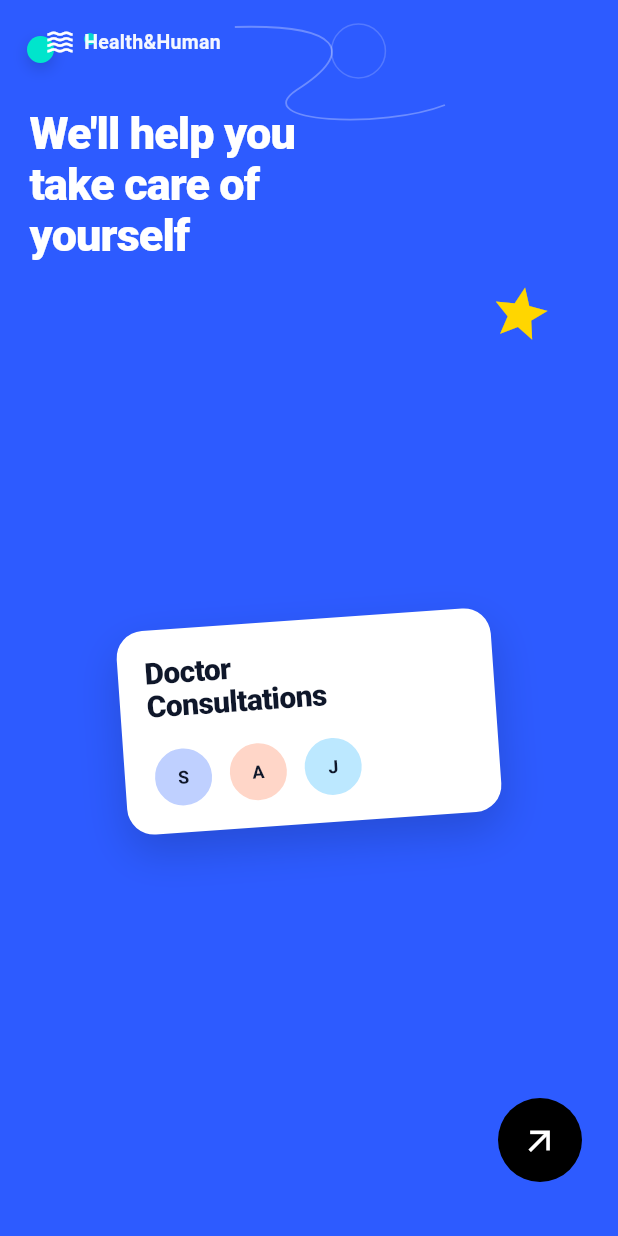
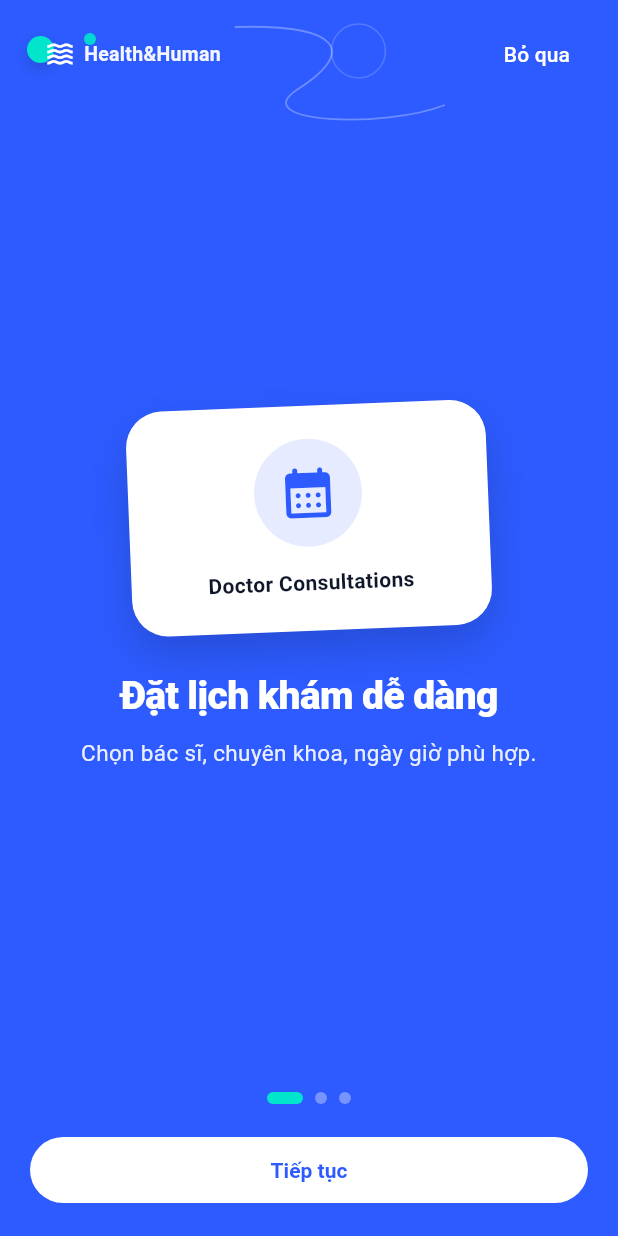
Before and after one commit to WilliamsHugh/ClinicAppoiment, a Flutter app: the WelcomePage screen opened directly, on a phone screen of 412 x 824 dp. Run offline on Flutter 3.47's test engine with Material 3 defaults, Android fonts, the phone set to English and light mode, and no system bars; our stand-ins replace flutter_secure_storage, qr_flutter; accounts and stored records are empty.

Commit message:
feat(onboarding): convert patient welcome screen into three-slide page view

```diff
--- a/apps/patient-app/lib/features/onboarding/welcome_page.dart
+++ b/apps/patient-app/lib/features/onboarding/welcome_page.dart
@@ -1,23 +1,106 @@
 import 'package:flutter/material.dart';
 
 import '../../core/theme/app_theme.dart';
+import '../auth/auth_page.dart';
 
-/// Màn hình Welcome / Onboarding - bám sát hình giữa trong mobile_ui.png
-/// Nền xanh #2D5BFF, tiêu đề "We'll help you take care of yourself",
-/// card "Doctor Consultations" nghiêng nhẹ + nút mũi tên.
-class WelcomePage extends StatelessWidget {
-  const WelcomePage({super.key, this.onGetStarted});
+class OnboardingSlideData {
+  const OnboardingSlideData({
+    required this.title,
+    required this.description,
+    required this.icon,
+    required this.badgeLabel,
+  });
+
+  final String title;
+  final String description;
+  final IconData icon;
+  final String badgeLabel;
+}
+
+const List<OnboardingSlideData> kOnboardingSlides = [
+  OnboardingSlideData(
+    title: 'Đặt lịch khám dễ dàng',
+    description: 'Chọn bác sĩ, chuyên khoa, ngày giờ phù hợp.',
+    icon: Icons.calendar_month_rounded,
+    badgeLabel: 'Doctor Consultations',
+  ),
+  OnboardingSlideData(
+    title: 'Theo dõi lịch hẹn',
+    description: 'Xem vé khám, QR check-in, đổi/hủy lịch linh hoạt.',
+    icon: Icons.qr_code_scanner_rounded,
+    badgeLabel: 'Smart Check-in QR',
+  ),
+  OnboardingSlideData(
+    title: 'Hồ sơ sức khỏe của bạn',
+    description: 'Xem bệnh án, đơn thuốc, tiền sử khám bệnh.',
+    icon: Icons.health_and_safety_rounded,
+    badgeLabel: 'Electronic Records',
+  ),
+];
+
+/// Màn hình Welcome / Onboarding 3 slides với PageView, dot indicator và nút "Bắt đầu".
+class WelcomePage extends StatefulWidget {
+  const WelcomePage({
+    super.key,
+    this.onGetStarted,
+    this.onLogin,
+    this.onRegister,
+  });
 
   final VoidCallback? onGetStarted;
+  final Future<void> Function(String email, String password)? onLogin;
+  final Future<bool> Function(String name, String email, String password)?
+      onRegister;
+
+  @override
+  State<WelcomePage> createState() => _WelcomePageState();
+}
+
+class _WelcomePageState extends State<WelcomePage> {
+  final PageController _pageController = PageController();
+  int _currentIndex = 0;
+
+  @override
+  void dispose() {
+    _pageController.dispose();
+    super.dispose();
+  }
+
+  void _completeOnboarding() {
+    if (widget.onGetStarted != null) {
+      widget.onGetStarted!();
+      return;
+    }
+    Navigator.of(context).pushReplacement(
+      MaterialPageRoute<void>(
+        builder: (_) => AuthPage(
+          onLogin: widget.onLogin ?? (_, __) async {},
+          onRegister: widget.onRegister ?? (_, __, ___) async => false,
+        ),
+      ),
+    );
+  }
+
+  void _nextSlide() {
+    if (_currentIndex < kOnboardingSlides.length - 1) {
+      _pageController.nextPage(
+        duration: const Duration(milliseconds: 280),
+        curve: Curves.easeOutCubic,
+      );
+    } else {
+      _completeOnboarding();
+    }
+  }
 
   @override
   Widget build(BuildContext context) {
+    final isLastSlide = _currentIndex == kOnboardingSlides.length - 1;
+
     return Scaffold(
       backgroundColor: ClinicColors.primary,
       body: SafeArea(
         child: Stack(
           children: [
-            // Decorative elements giống hình Figma
             Positioned(
               top: 24,
               left: 18,
@@ -49,7 +132,6 @@ class WelcomePage extends StatelessWidget {
                 ),
               ),
             ),
-            // Line art mờ phía trên (mô phỏng đường cong trong hình)
             Positioned(
               top: 8,
               left: 0,
@@ -59,24 +141,25 @@ class WelcomePage extends StatelessWidget {
                 painter: _LineArtPainter(),
               ),
             ),
-            // Nội dung chính
             Padding(
               padding: const EdgeInsets.fromLTRB(20, 12, 20, 20),
               child: Column(
-                crossAxisAlignment: CrossAxisAlignment.start,
+                crossAxisAlignment: CrossAxisAlignment.stretch,
                 children: [
-                  // Status bar fake spacing + logo header
                   Row(
                     children: [
-                      // Logo 3 sóng
                       Container(
                         padding: const EdgeInsets.symmetric(
-                            horizontal: 10, vertical: 6),
+                          horizontal: 10,
+                          vertical: 6,
+                        ),
                         child: Row(
                           children: [
-                            // icon sóng
-                            const Icon(Icons.waves,
-                                color: Colors.white, size: 20),
+                            const Icon(
+                              Icons.waves,
+                              color: Colors.white,
+                              size: 20,
+                            ),
                             const SizedBox(width: 6),
                             Text(
                               'Health&Human',
@@ -91,124 +174,66 @@ class WelcomePage extends StatelessWidget {
                         ),
                       ),
                       const Spacer(),
-                    ],
+                      if (!isLastSlide)
+                        TextButton(
+                          onPressed: _completeOnboarding,
+                          style: TextButton.styleFrom(
+                            foregroundColor: Colors.white,
                           ),
-                  const SizedBox(height: 28),
-                  // Headline
-                  const Text(
-                    'We\'ll help you\ntake care of\nyourself',
-                    style: TextStyle(
-                      color: Colors.white,
-                      fontSize: 30,
-                      height: 1.12,
-                      fontWeight: FontWeight.w800,
-                      letterSpacing: -0.6,
-                    ),
-                  ),
-                  const SizedBox(height: 14),
-                  // Yellow star
-                  Align(
-                    alignment: Alignment.centerRight,
-                    child: Padding(
-                      padding: const EdgeInsets.only(right: 24),
-                      child: Transform.rotate(
-                        angle: 0.18,
-                        child: const Icon(
-                          Icons.star,
-                          color: Color(0xFFFFD600),
-                          size: 42,
-                        ),
-                      ),
-                    ),
-                  ),
-                  const Spacer(),
-                  // Card Doctor Consultations (trắng, xoay nhẹ)
-                  Center(
-                    child: Transform.rotate(
-                      angle: -0.07,
-                      child: Container(
-                        width: 250,
-                        padding: const EdgeInsets.fromLTRB(18, 18, 18, 16),
-                        decoration: BoxDecoration(
-                          color: Colors.white,
-                          borderRadius: BorderRadius.circular(18),
-                          boxShadow: [
-                            BoxShadow(
-                              color: Colors.black.withValues(alpha: 0.16),
-                              blurRadius: 24,
-                              offset: const Offset(0, 12),
+                          child: const Text('Bỏ qua'),
                         ),
                     ],
                   ),
-                        child: const Column(
-                          crossAxisAlignment: CrossAxisAlignment.start,
-                          children: [
-                            Text(
-                              'Doctor\nConsultations',
-                              style: TextStyle(
-                                fontSize: 20,
-                                fontWeight: FontWeight.w800,
-                                height: 1.1,
-                                letterSpacing: -0.4,
-                                color: ClinicColors.ink,
+                  Expanded(
+                    child: PageView.builder(
+                      key: const Key('onboarding-page-view'),
+                      controller: _pageController,
+                      itemCount: kOnboardingSlides.length,
+                      onPageChanged: (index) {
+                        setState(() => _currentIndex = index);
+                      },
+                      itemBuilder: (context, index) {
+                        final slide = kOnboardingSlides[index];
+                        return _OnboardingSlideView(slide: slide);
+                      },
                     ),
                   ),
-                            SizedBox(height: 16),
+                  const SizedBox(height: 16),
                   Row(
-                              children: [
-                                _AvatarMini(
-                                    color: Color(0xFFBFD0FF), label: 'S'),
-                                SizedBox(width: 8),
-                                _AvatarMini(
-                                    color: Color(0xFFFFD6C8), label: 'A'),
-                                SizedBox(width: 8),
-                                _AvatarMini(
-                                    color: Color(0xFFBCE8FF), label: 'J'),
-                              ],
+                    mainAxisAlignment: MainAxisAlignment.center,
+                    children: List.generate(kOnboardingSlides.length, (index) {
+                      final active = index == _currentIndex;
+                      return AnimatedContainer(
+                        key: Key('onboarding-dot-$index'),
+                        duration: const Duration(milliseconds: 220),
+                        margin: const EdgeInsets.symmetric(horizontal: 4),
+                        width: active ? 24 : 8,
+                        height: 8,
+                        decoration: BoxDecoration(
+                          color: active
+                              ? const Color(0xFF00E5CC)
+                              : Colors.white.withValues(alpha: 0.35),
+                          borderRadius: BorderRadius.circular(99),
                         ),
-                          ],
+                      );
+                    }),
                   ),
-                      ),
-                    ),
-                  ),
-                  const Spacer(),
-                  // Decor shape dưới card (tam giác xanh đậm)
-                  Stack(
-                    clipBehavior: Clip.none,
-                    children: [
-                      // Fake bottom round container hint already via card above
-                      Align(
-                        alignment: Alignment.bottomRight,
-                        child: Padding(
-                          padding: const EdgeInsets.only(right: 4, bottom: 8),
-                          child: Container(
-                            width: 56,
-                            height: 56,
-                            decoration: const BoxDecoration(
-                              color: Colors.black,
-                              shape: BoxShape.circle,
-                            ),
-                            child: const Icon(
-                              Icons.arrow_outward,
-                              color: Colors.white,
-                              size: 26,
-                            ),
-                          ),
-                        ),
-                      ),
-                    ],
-                  ),
-                  const SizedBox(height: 8),
-                  if (onGetStarted != null)
+                  const SizedBox(height: 20),
                   SizedBox(
                     width: double.infinity,
                     child: FilledButton(
+                      key: Key(
+                        isLastSlide
+                            ? 'onboarding-start-button'
+                            : 'onboarding-next-button',
+                      ),
                       style: FilledButton.styleFrom(
                         backgroundColor: Colors.white,
                         foregroundColor: ClinicColors.primary,
+                        padding: const EdgeInsets.symmetric(vertical: 14),
                       ),
-                        onPressed: onGetStarted,
-                        child: const Text('Get Started'),
+                      onPressed: isLastSlide ? _completeOnboarding : _nextSlide,
+                      child: Text(isLastSlide ? 'Bắt đầu' : 'Tiếp tục'),
                     ),
                   ),
                 ],
@@ -221,29 +246,97 @@ class WelcomePage extends StatelessWidget {
   }
 }
 
-class _AvatarMini extends StatelessWidget {
-  const _AvatarMini({required this.color, required this.label});
-  final Color color;
-  final String label;
+class _OnboardingSlideView extends StatelessWidget {
+  const _OnboardingSlideView({required this.slide});
+
+  final OnboardingSlideData slide;
+
   @override
   Widget build(BuildContext context) {
-    return Container(
-      width: 42,
-      height: 42,
+    return LayoutBuilder(
+      builder: (context, constraints) {
+        return SingleChildScrollView(
+          child: ConstrainedBox(
+            constraints: BoxConstraints(minHeight: constraints.maxHeight),
+            child: Column(
+              mainAxisAlignment: MainAxisAlignment.center,
+              children: [
+                const SizedBox(height: 12),
+                Transform.rotate(
+                  angle: -0.04,
+                  child: Container(
+                    width: 240,
+                    padding: const EdgeInsets.all(22),
                     decoration: BoxDecoration(
-        color: color,
+                      color: Colors.white,
+                      borderRadius: BorderRadius.circular(24),
+                      boxShadow: [
+                        BoxShadow(
+                          color: Colors.black.withValues(alpha: 0.16),
+                          blurRadius: 24,
+                          offset: const Offset(0, 12),
+                        ),
+                      ],
+                    ),
+                    child: Column(
+                      children: [
+                        Container(
+                          width: 72,
+                          height: 72,
+                          decoration: BoxDecoration(
+                            color: ClinicColors.primary.withValues(alpha: 0.12),
                             shape: BoxShape.circle,
-        border: Border.all(color: Colors.white, width: 2),
                           ),
-      alignment: Alignment.center,
-      child: Text(
-        label,
+                          child: Icon(
+                            slide.icon,
+                            size: 40,
+                            color: ClinicColors.primary,
+                          ),
+                        ),
+                        const SizedBox(height: 14),
+                        Text(
+                          slide.badgeLabel,
+                          textAlign: TextAlign.center,
                           style: const TextStyle(
+                            fontSize: 14,
                             fontWeight: FontWeight.w700,
-          fontSize: 12,
                             color: ClinicColors.ink,
                           ),
                         ),
+                      ],
+                    ),
+                  ),
+                ),
+                const SizedBox(height: 28),
+                Text(
+                  slide.title,
+                  textAlign: TextAlign.center,
+                  style: const TextStyle(
+                    color: Colors.white,
+                    fontSize: 26,
+                    height: 1.2,
+                    fontWeight: FontWeight.w800,
+                    letterSpacing: -0.4,
+                  ),
+                ),
+                const SizedBox(height: 12),
+                Padding(
+                  padding: const EdgeInsets.symmetric(horizontal: 12),
+                  child: Text(
+                    slide.description,
+                    textAlign: TextAlign.center,
+                    style: TextStyle(
+                      color: Colors.white.withValues(alpha: 0.9),
+                      fontSize: 15,
+                      height: 1.45,
+                    ),
+                  ),
+                ),
+              ],
+            ),
+          ),
+        );
+      },
     );
   }
 }
@@ -256,18 +349,17 @@ class _LineArtPainter extends CustomPainter {
       ..style = PaintingStyle.stroke
       ..strokeWidth = 1.2;
 
-    final path = Path();
-    // đường cong lớn như trong hình giữa
-    path.moveTo(size.width * 0.38, 10);
-    path.cubicTo(
+    final path = Path()
+      ..moveTo(size.width * 0.38, 10)
+      ..cubicTo(
         size.width * 0.55,
         8,
         size.width * 0.58,
         26,
         size.width * 0.48,
         52,
-    );
-    path.cubicTo(
+      )
+      ..cubicTo(
         size.width * 0.40,
         74,
         size.width * 0.62,
@@ -277,7 +369,6 @@ class _LineArtPainter extends CustomPainter {
       );
     canvas.drawPath(path, paint);
 
-    // vòng tròn nhỏ mờ
     final dotPaint = Paint()
       ..color = Colors.white.withValues(alpha: 0.18)
       ..style = PaintingStyle.stroke
```
Lines whose indentation alone changed are shown as unchanged.
